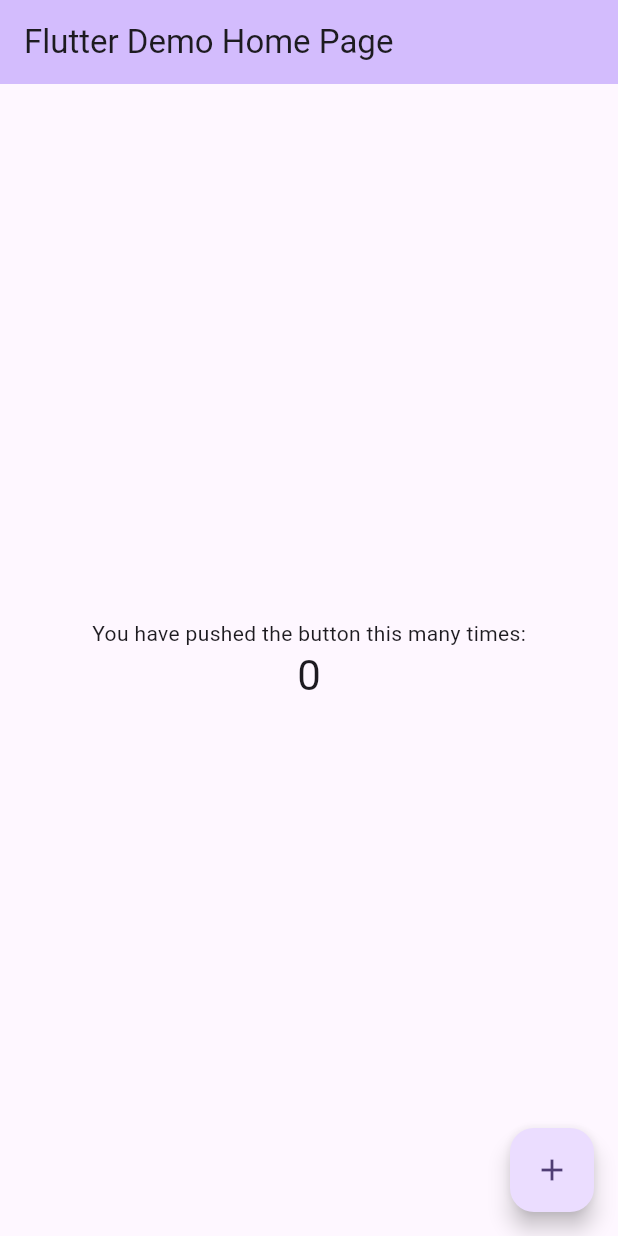
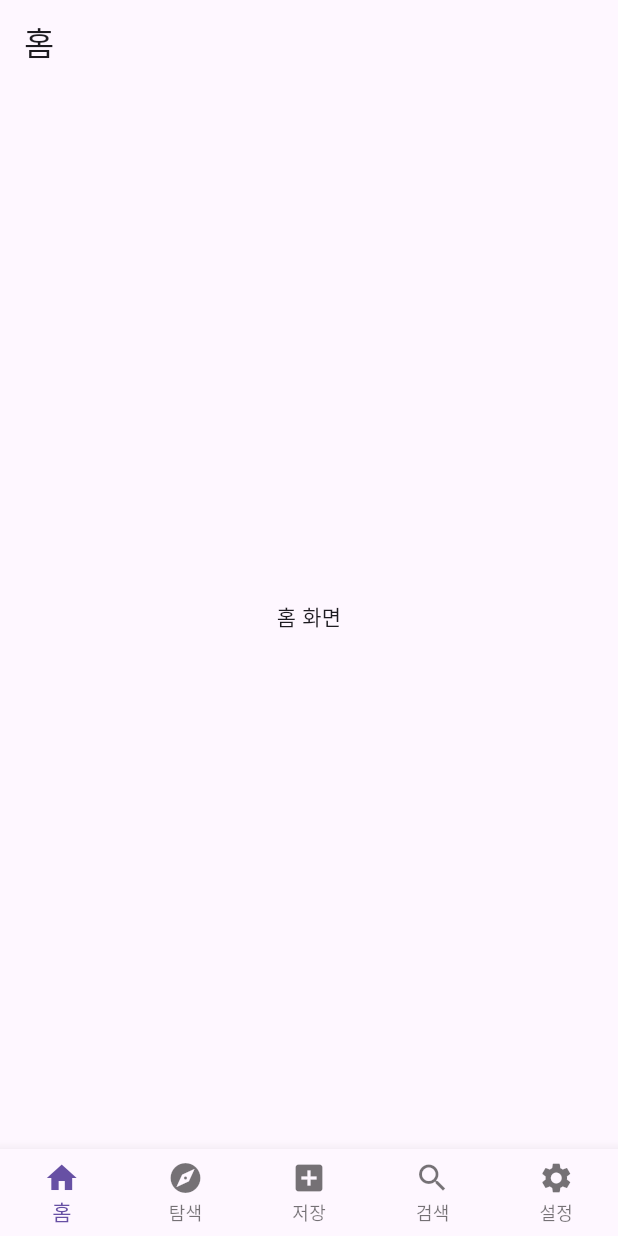
Before and after one commit to Team-Storoo/storoo_client, a Flutter app: the screen it shows after launch, on a phone screen of 412 x 824 dp. Run offline on Flutter 3.47's test engine with Material 3 defaults, Android fonts, the phone set to English and light mode, and no system bars.

Commit message:
feat - 프로젝트 구조 세팅
- lib/screens, lib/widgets, lib/models, lib/services, lib/providers 폴더 생성
- 화면별 파일(홈, 탐색, 저장, 검색, 설정)을 screens에 나눠서 관리
- main.dart를 수정하여 작성한 화면 구조 출력

```diff
--- a/lib/main.dart
+++ b/lib/main.dart
@@ -1,4 +1,11 @@
 import 'package:flutter/material.dart';
+
+// 우리가 만든 화면들 import
+import 'screens/home_screen.dart';
+import 'screens/explore_screen.dart';
+import 'screens/save_screen.dart';
+import 'screens/search_screen.dart';
+import 'screens/settings_screen.dart';
 
 void main() {
   runApp(const MyApp());
@@ -7,116 +14,57 @@
 class MyApp extends StatelessWidget {
   const MyApp({super.key});
 
-  // This widget is the root of your application.
   @override
   Widget build(BuildContext context) {
     return MaterialApp(
-      title: 'Flutter Demo',
-      theme: ThemeData(
-        // This is the theme of your application.
-        //
-        // TRY THIS: Try running your application with "flutter run". You'll see
-        // the application has a purple toolbar. Then, without quitting the app,
-        // try changing the seedColor in the colorScheme below to Colors.green
-        // and then invoke "hot reload" (save your changes or press the "hot
-        // reload" button in a Flutter-supported IDE, or press "r" if you used
-        // the command line to start the app).
-        //
-        // Notice that the counter didn't reset back to zero; the application
-        // state is not lost during the reload. To reset the state, use hot
-        // restart instead.
-        //
-        // This works for code too, not just values: Most code changes can be
-        // tested with just a hot reload.
-        colorScheme: ColorScheme.fromSeed(seedColor: Colors.deepPurple),
-      ),
-      home: const MyHomePage(title: 'Flutter Demo Home Page'),
+      title: 'Storoo',
+      theme: ThemeData(primarySwatch: Colors.blue),
+      home: const MainPage(),
     );
   }
 }
 
-class MyHomePage extends StatefulWidget {
-  const MyHomePage({super.key, required this.title});
-
-  // This widget is the home page of your application. It is stateful, meaning
-  // that it has a State object (defined below) that contains fields that affect
-  // how it looks.
-
-  // This class is the configuration for the state. It holds the values (in this
-  // case the title) provided by the parent (in this case the App widget) and
-  // used by the build method of the State. Fields in a Widget subclass are
-  // always marked "final".
-
-  final String title;
+class MainPage extends StatefulWidget {
+  const MainPage({super.key});
 
   @override
-  State<MyHomePage> createState() => _MyHomePageState();
+  State<MainPage> createState() => _MainPageState();
 }
 
-class _MyHomePageState extends State<MyHomePage> {
-  int _counter = 0;
+class _MainPageState extends State<MainPage> {
+  int _selectedIndex = 0;
 
-  void _incrementCounter() {
+  // 화면 리스트
+  final List<Widget> _screens = const [
+    HomeScreen(),
+    ExploreScreen(),
+    SaveScreen(),
+    SearchScreen(),
+    SettingsScreen(),
+  ];
+
+  void _onItemTapped(int index) {
     setState(() {
-      // This call to setState tells the Flutter framework that something has
-      // changed in this State, which causes it to rerun the build method below
-      // so that the display can reflect the updated values. If we changed
-      // _counter without calling setState(), then the build method would not be
-      // called again, and so nothing would appear to happen.
-      _counter++;
+      _selectedIndex = index;
     });
   }
 
   @override
   Widget build(BuildContext context) {
-    // This method is rerun every time setState is called, for instance as done
-    // by the _incrementCounter method above.
-    //
-    // The Flutter framework has been optimized to make rerunning build methods
-    // fast, so that you can just rebuild anything that needs updating rather
-    // than having to individually change instances of widgets.
     return Scaffold(
-      appBar: AppBar(
-        // TRY THIS: Try changing the color here to a specific color (to
-        // Colors.amber, perhaps?) and trigger a hot reload to see the AppBar
-        // change color while the other colors stay the same.
-        backgroundColor: Theme.of(context).colorScheme.inversePrimary,
-        // Here we take the value from the MyHomePage object that was created by
-        // the App.build method, and use it to set our appbar title.
-        title: Text(widget.title),
+      body: _screens[_selectedIndex],
+      bottomNavigationBar: BottomNavigationBar(
+        type: BottomNavigationBarType.fixed,
+        currentIndex: _selectedIndex,
+        onTap: _onItemTapped,
+        items: const [
+          BottomNavigationBarItem(icon: Icon(Icons.home), label: '홈'),
+          BottomNavigationBarItem(icon: Icon(Icons.explore), label: '탐색'),
+          BottomNavigationBarItem(icon: Icon(Icons.add_box), label: '저장'),
+          BottomNavigationBarItem(icon: Icon(Icons.search), label: '검색'),
+          BottomNavigationBarItem(icon: Icon(Icons.settings), label: '설정'),
+        ],
       ),
-      body: Center(
-        // Center is a layout widget. It takes a single child and positions it
-        // in the middle of the parent.
-        child: Column(
-          // Column is also a layout widget. It takes a list of children and
-          // arranges them vertically. By default, it sizes itself to fit its
-          // children horizontally, and tries to be as tall as its parent.
-          //
-          // Column has various properties to control how it sizes itself and
-          // how it positions its children. Here we use mainAxisAlignment to
-          // center the children vertically; the main axis here is the vertical
-          // axis because Columns are vertical (the cross axis would be
-          // horizontal).
-          //
-          // TRY THIS: Invoke "debug painting" (choose the "Toggle Debug Paint"
-          // action in the IDE, or press "p" in the console), to see the
-          // wireframe for each widget.
-          mainAxisAlignment: MainAxisAlignment.center,
-          children: <Widget>[
-            const Text('You have pushed the button this many times:'),
-            Text(
-              '$_counter',
-              style: Theme.of(context).textTheme.headlineMedium,
-            ),
-          ],
-        ),
-      ),
-      floatingActionButton: FloatingActionButton(
-        onPressed: _incrementCounter,
-        tooltip: 'Increment',
-        child: const Icon(Icons.add),
-      ), // This trailing comma makes auto-formatting nicer for build methods.
     );
   }
 }
--- /dev/null
+++ b/lib/screens/explore_screen.dart
@@ -0,0 +1,13 @@
+import 'package:flutter/material.dart';
+
+class ExploreScreen extends StatelessWidget {
+  const ExploreScreen({super.key});
+
+  @override
+  Widget build(BuildContext context) {
+    return Scaffold(
+      appBar: AppBar(title: const Text("탐색")),
+      body: const Center(child: Text("탐색 화면")),
+    );
+  }
+}
--- /dev/null
+++ b/lib/screens/home_screen.dart
@@ -0,0 +1,13 @@
+import 'package:flutter/material.dart';
+
+class HomeScreen extends StatelessWidget {
+  const HomeScreen({super.key});
+
+  @override
+  Widget build(BuildContext context) {
+    return Scaffold(
+      appBar: AppBar(title: const Text("홈")),
+      body: const Center(child: Text("홈 화면")),
+    );
+  }
+}
--- /dev/null
+++ b/lib/screens/save_screen.dart
@@ -0,0 +1,13 @@
+import 'package:flutter/material.dart';
+
+class SaveScreen extends StatelessWidget {
+  const SaveScreen({super.key});
+
+  @override
+  Widget build(BuildContext context) {
+    return Scaffold(
+      appBar: AppBar(title: const Text("저장")),
+      body: const Center(child: Text("저장 화면")),
+    );
+  }
+}
--- /dev/null
+++ b/lib/screens/search_screen.dart
@@ -0,0 +1,13 @@
+import 'package:flutter/material.dart';
+
+class SearchScreen extends StatelessWidget {
+  const SearchScreen({super.key});
+
+  @override
+  Widget build(BuildContext context) {
+    return Scaffold(
+      appBar: AppBar(title: const Text("검색")),
+      body: const Center(child: Text("검색 화면")),
+    );
+  }
+}
--- /dev/null
+++ b/lib/screens/settings_screen.dart
@@ -0,0 +1,13 @@
+import 'package:flutter/material.dart';
+
+class SettingsScreen extends StatelessWidget {
+  const SettingsScreen({super.key});
+
+  @override
+  Widget build(BuildContext context) {
+    return Scaffold(
+      appBar: AppBar(title: const Text("설정")),
+      body: const Center(child: Text("설정 화면")),
+    );
+  }
+}
```
Also changed, not shown: pubspec.lock.
